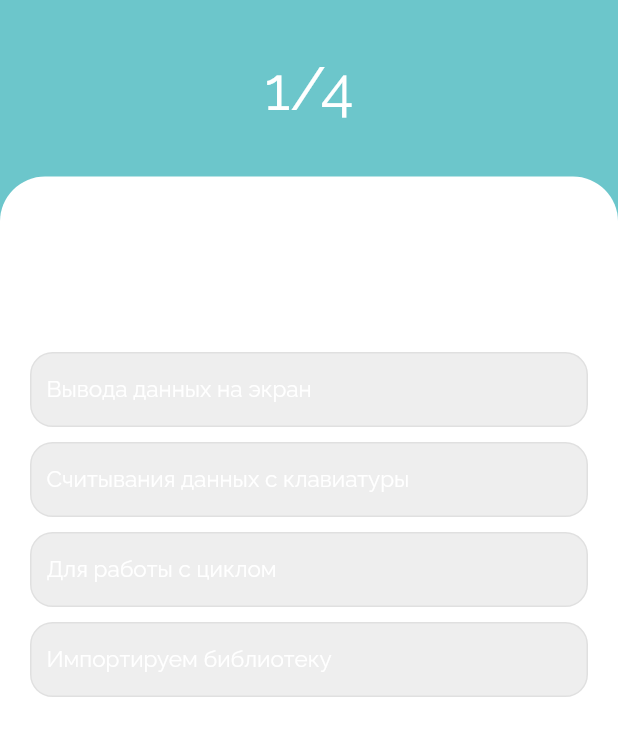
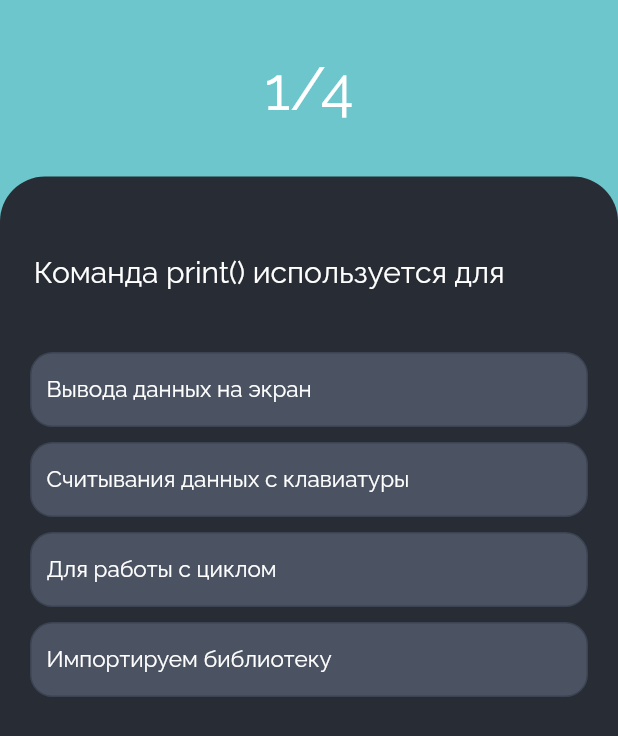
Before and after one commit to Alisherro/Qadam, a Flutter app: the Quiz screen opened by its route, on a phone screen of 412 x 824 dp. Shown: the top 736 px of the screen. Run offline on Flutter 3.47's test engine with Material 2 defaults, Android fonts, the phone set to English and light mode, and no system bars; our stand-ins replace flutter_signin_button, font_awesome_flutter, google_nav_bar, percent_indicator, webview_flutter.

Commit message:
quiz color changed

```diff
--- a/lib/screens/learning_topic.dart
+++ b/lib/screens/learning_topic.dart
@@ -100,7 +100,6 @@ class _PythonTopic1State extends State<PythonTopic1> {
                       child: Container(
                           width: double.infinity,
                           decoration: const BoxDecoration(
-                              color: Colors.white,
                               borderRadius: BorderRadius.only(
                                   topLeft: Radius.circular(30),
                                   topRight: Radius.circular(30))),
--- a/lib/screens/quiz.dart
+++ b/lib/screens/quiz.dart
@@ -83,7 +83,7 @@ class _QuizState extends State<Quiz> {
               child: Center(
                 child: Text(
                   '$questionNumber/${questions.length}',
-                  style: const TextStyle(fontSize: 40, color: Colors.white),
+                  style: const TextStyle(fontSize: 40),
                 ),
               ),
             ),
@@ -92,12 +92,12 @@ class _QuizState extends State<Quiz> {
                 child: Container(
                   width: double.infinity,
                   decoration: const BoxDecoration(
-                      color: Colors.white,
+                    color: Color(0xff282c35),
                       borderRadius: BorderRadius.only(
                           topLeft: Radius.circular(30),
                           topRight: Radius.circular(30))),
                   child: Container(
-                    margin: EdgeInsets.all(20.0),
+                    margin: const EdgeInsets.all(20.0),
                     child: PageView.builder(
                       controller: controller,
                       itemCount: questions.length,
@@ -200,7 +200,7 @@ class OptionsWidget extends StatelessWidget {
         child: Container(
           height: 50,
           decoration: BoxDecoration(
-              color: Colors.grey.shade200,
+              color: getOptionColor(option, question),
               borderRadius: BorderRadius.circular(15),
               border: Border.all(color: color)),
           child: Row(
@@ -218,6 +218,19 @@ class OptionsWidget extends StatelessWidget {
     );
   }
 
+
+  getOptionColor(Option option, Question question){
+        final isSelected = option == question.selectedOption;
+    if (question.isLocked) {
+      if (isSelected) {
+        return option.isCorrect ? Colors.green : Colors.red;
+      } else if (option.isCorrect) {
+        return Colors.green;
+      }
+    }
+    return const Color(0xff4b5363);
+  }
+
   getColor(Option option, Question question) {
     final isSelected = option == question.selectedOption;
     if (question.isLocked) {
@@ -227,7 +240,7 @@ class OptionsWidget extends StatelessWidget {
         return Colors.green;
       }
     }
-    return Colors.grey.shade300;
+    return const Color(0xff3c4454);
   }
 
   Widget getIcon(Option option, Question question) {
@@ -235,18 +248,27 @@ class OptionsWidget extends StatelessWidget {
     if (question.isLocked) {
       if (isSelected) {
         return option.isCorrect
-            ? const Icon(
+            ? const Padding(
+              padding:  EdgeInsets.symmetric(horizontal: 10.0),
+              child: Icon(
                   Icons.check_circle_outline_rounded,
                   color: Colors.green,
+                ),
             )
-            : const Icon(
+            : const Padding(
+              padding:  EdgeInsets.symmetric(horizontal: 10.0),
+              child: Icon(
                   Icons.cancel_outlined,
                   color: Colors.red,
+                ),
             );
       } else if (option.isCorrect) {
-        return const Icon(
+        return const Padding(
+              padding:  EdgeInsets.symmetric(horizontal: 10.0),
+          child: Icon(
             Icons.check_circle_outline_rounded,
             color: Colors.green,
+          ),
         );
       }
     }
```
Lines whose indentation alone changed are shown as unchanged.
